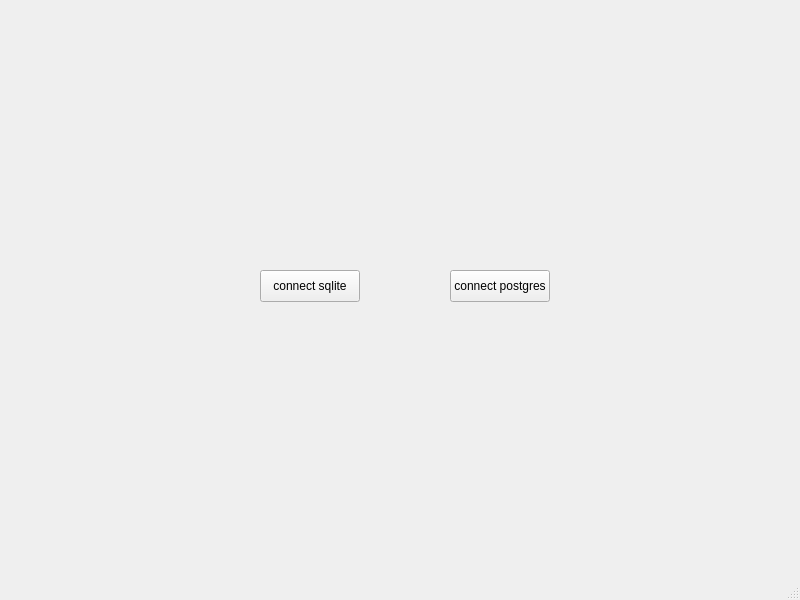
Qt form mainwindow.ui (alkotobi/mnproject_qt) before a commit.
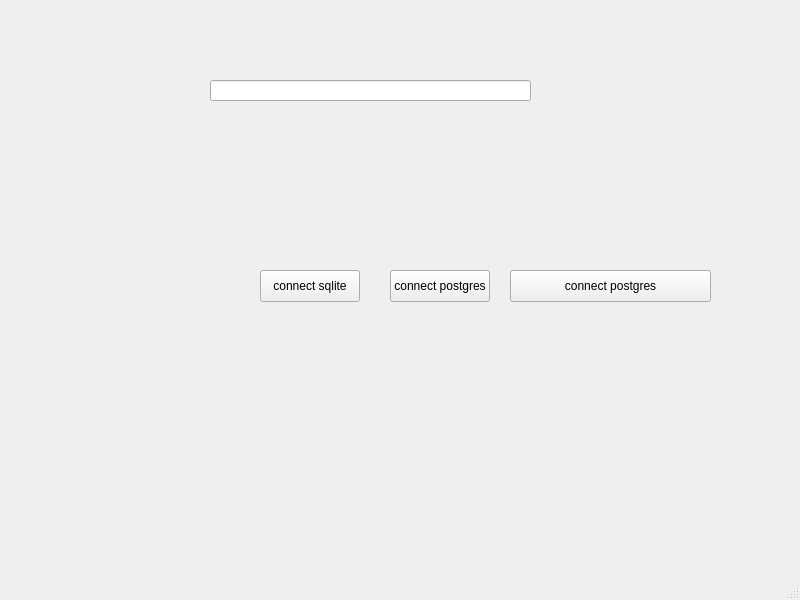
The same form after that commit.

The edit to the form file:
```diff
--- a/mainwindow.ui
+++ b/mainwindow.ui
@@ -30,7 +30,7 @@
    <widget class="QPushButton" name="pushButton_2">
     <property name="geometry">
      <rect>
-      <x>450</x>
+      <x>390</x>
       <y>270</y>
       <width>100</width>
       <height>32</height>
@@ -40,6 +40,29 @@
      <string>connect postgres</string>
     </property>
    </widget>
+   <widget class="QLineEdit" name="lineEdit">
+    <property name="geometry">
+     <rect>
+      <x>210</x>
+      <y>80</y>
+      <width>321</width>
+      <height>21</height>
+     </rect>
+    </property>
+   </widget>
+   <widget class="QPushButton" name="assign_function_to_signal">
+    <property name="geometry">
+     <rect>
+      <x>510</x>
+      <y>270</y>
+      <width>201</width>
+      <height>32</height>
+     </rect>
+    </property>
+    <property name="text">
+     <string>connect postgres</string>
+    </property>
+   </widget>
   </widget>
   <widget class="QMenuBar" name="menubar">
    <property name="geometry">
```
